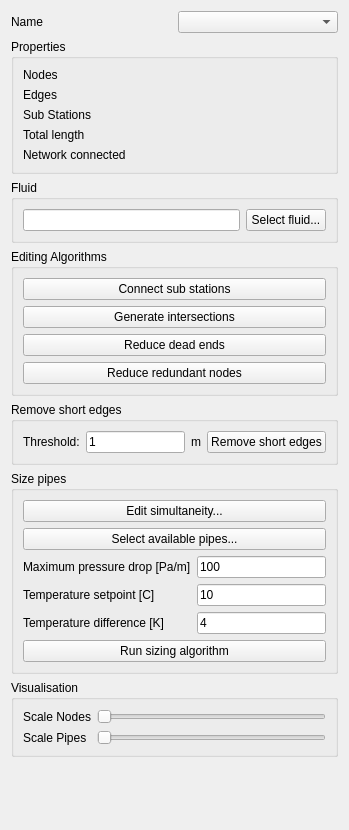
Old version of the form SIM-VICUS/src/SVPropNetworkGeometryWidget.ui in the repository ghorwin/SIM-VICUS.
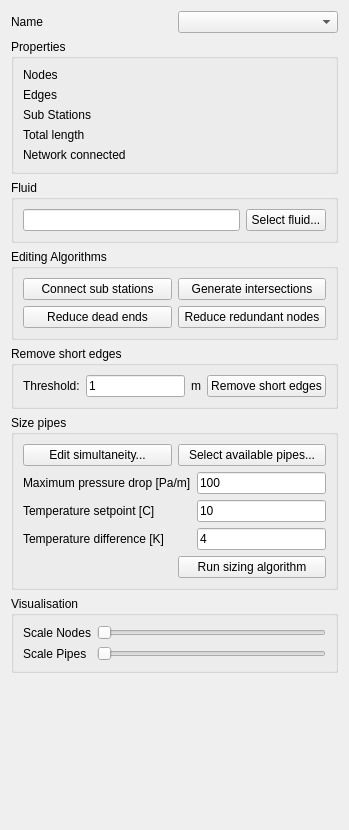
New version of the form. Custom widgets are drawn as their Qt base class.

Commit message: icons for results view and network geometry view

```diff
--- a/SIM-VICUS/src/SVPropNetworkGeometryWidget.ui
+++ b/SIM-VICUS/src/SVPropNetworkGeometryWidget.ui
@@ -153,33 +153,57 @@
      <property name="title">
       <string>Editing Algorithms</string>
      </property>
-     <layout class="QVBoxLayout" name="verticalLayout_2">
-      <item>
+     <layout class="QGridLayout" name="gridLayout">
+      <item row="0" column="0">
        <widget class="QPushButton" name="pushButtonConnectBuildings">
         <property name="text">
          <string>Connect sub stations</string>
         </property>
-       </widget>
-      </item>
-      <item>
-       <widget class="QPushButton" name="pushButtonGenerateIntersections">
-        <property name="text">
-         <string>Generate intersections</string>
+        <property name="iconSize">
+         <size>
+          <width>24</width>
+          <height>24</height>
+         </size>
         </property>
        </widget>
       </item>
-      <item>
+      <item row="2" column="0">
        <widget class="QPushButton" name="pushButtonReduceDeadEnds">
         <property name="text">
          <string>Reduce dead ends</string>
         </property>
+        <property name="iconSize">
+         <size>
+          <width>24</width>
+          <height>24</height>
+         </size>
+        </property>
        </widget>
       </item>
-      <item>
+      <item row="0" column="1">
+       <widget class="QPushButton" name="pushButtonGenerateIntersections">
+        <property name="text">
+         <string>Generate intersections</string>
+        </property>
+        <property name="iconSize">
+         <size>
+          <width>24</width>
+          <height>24</height>
+         </size>
+        </property>
+       </widget>
+      </item>
+      <item row="2" column="1">
        <widget class="QPushButton" name="pushButtonReduceRedundantNodes">
         <property name="text">
          <string>Reduce redundant nodes</string>
         </property>
+        <property name="iconSize">
+         <size>
+          <width>24</width>
+          <height>24</height>
+         </size>
+        </property>
        </widget>
       </item>
      </layout>
@@ -233,22 +257,15 @@
      <property name="title">
       <string>Size pipes</string>
      </property>
-     <layout class="QVBoxLayout" name="verticalLayout">
-      <item>
+     <layout class="QGridLayout" name="gridLayout_2">
+      <item row="0" column="0">
        <widget class="QPushButton" name="pushButtonEditSimultaneity">
         <property name="text">
          <string>Edit simultaneity...</string>
         </property>
        </widget>
       </item>
-      <item>
-       <widget class="QPushButton" name="pushButtonSelectPipes">
-        <property name="text">
-         <string>Select available pipes...</string>
-        </property>
-       </widget>
-      </item>
-      <item>
+      <item row="2" column="0" colspan="2">
        <layout class="QFormLayout" name="formLayout_3">
         <item row="0" column="0">
          <widget class="QLabel" name="label_8">
@@ -294,13 +311,20 @@
         </item>
        </layout>
       </item>
-      <item>
+      <item row="3" column="1">
        <widget class="QPushButton" name="pushButtonSizePipeDimensions">
         <property name="text">
          <string>Run sizing algorithm</string>
         </property>
        </widget>
       </item>
+      <item row="0" column="1">
+       <widget class="QPushButton" name="pushButtonSelectPipes">
+        <property name="text">
+         <string>Select available pipes...</string>
+        </property>
+       </widget>
+      </item>
      </layout>
     </widget>
    </item>
```
Left out of the diff: 32 changed lines with no effect on the pictures. The commit also changes 26 other files.
